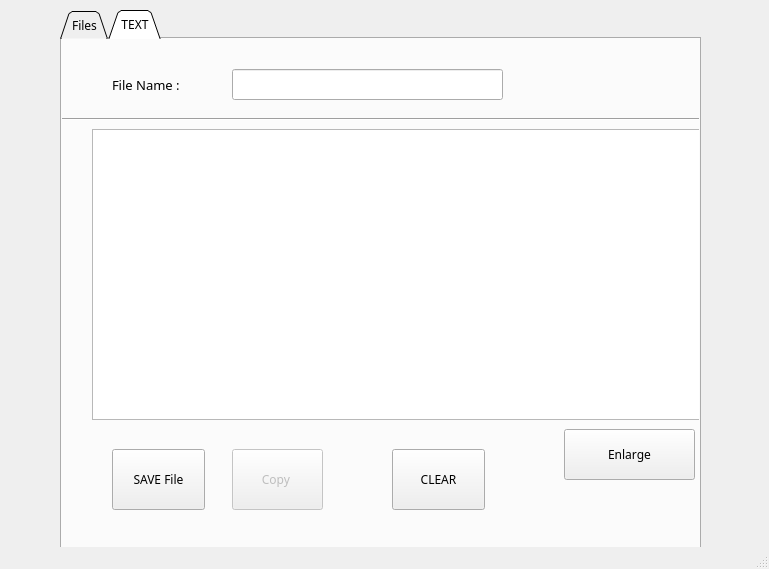
First picture: the form in assets/Scripts.ui, repository Rishabh-creator601/ScriptX, before the edit.
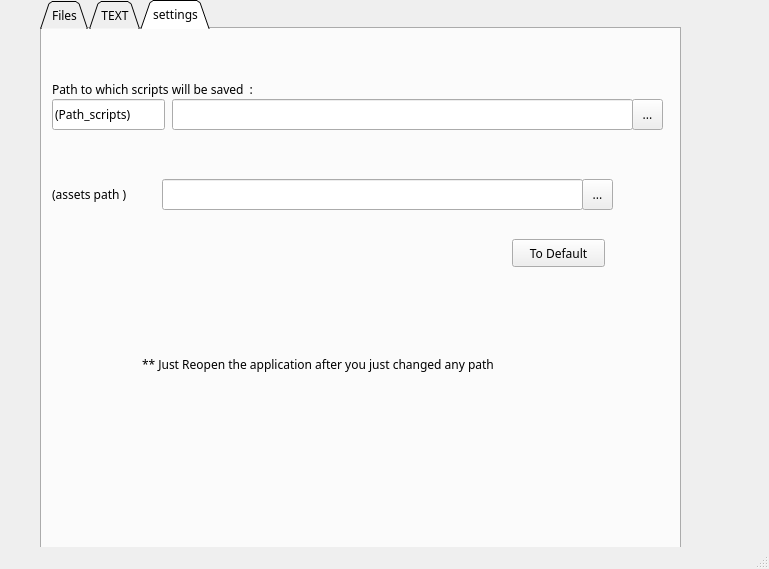
Second picture: the form after the edit.

```diff
--- a/assets/Scripts.ui
+++ b/assets/Scripts.ui
@@ -26,8 +26,8 @@
    <widget class="QTabWidget" name="tabs">
     <property name="geometry">
      <rect>
-      <x>60</x>
-      <y>10</y>
+      <x>40</x>
+      <y>0</y>
       <width>641</width>
       <height>551</height>
      </rect>
@@ -36,7 +36,7 @@
      <enum>QTabWidget::Triangular</enum>
     </property>
     <property name="currentIndex">
-     <number>1</number>
+     <number>2</number>
     </property>
     <widget class="QWidget" name="Files">
      <attribute name="title">
@@ -201,7 +201,7 @@
      <widget class="QPushButton" name="clear_btn">
       <property name="geometry">
        <rect>
-        <x>330</x>
+        <x>270</x>
         <y>410</y>
         <width>93</width>
         <height>61</height>
@@ -225,6 +225,128 @@
       </property>
      </widget>
     </widget>
+    <widget class="QWidget" name="settings">
+     <property name="enabled">
+      <bool>true</bool>
+     </property>
+     <attribute name="title">
+      <string>settings</string>
+     </attribute>
+     <widget class="QLabel" name="header1">
+      <property name="geometry">
+       <rect>
+        <x>10</x>
+        <y>40</y>
+        <width>271</width>
+        <height>41</height>
+       </rect>
+      </property>
+      <property name="text">
+       <string>Path to which scripts will be saved  :</string>
+      </property>
+     </widget>
+     <widget class="QLineEdit" name="path_s">
+      <property name="geometry">
+       <rect>
+        <x>130</x>
+        <y>70</y>
+        <width>461</width>
+        <height>31</height>
+       </rect>
+      </property>
+      <property name="text">
+       <string/>
+      </property>
+     </widget>
+     <widget class="QToolButton" name="browse_path">
+      <property name="geometry">
+       <rect>
+        <x>590</x>
+        <y>70</y>
+        <width>31</width>
+        <height>31</height>
+       </rect>
+      </property>
+      <property name="text">
+       <string>...</string>
+      </property>
+     </widget>
+     <widget class="QLabel" name="header3">
+      <property name="geometry">
+       <rect>
+        <x>10</x>
+        <y>150</y>
+        <width>111</width>
+        <height>31</height>
+       </rect>
+      </property>
+      <property name="text">
+       <string>(assets path )</string>
+      </property>
+     </widget>
+     <widget class="QLineEdit" name="header2">
+      <property name="geometry">
+       <rect>
+        <x>10</x>
+        <y>70</y>
+        <width>113</width>
+        <height>31</height>
+       </rect>
+      </property>
+      <property name="text">
+       <string>(Path_scripts)</string>
+      </property>
+     </widget>
+     <widget class="QLineEdit" name="path_a">
+      <property name="geometry">
+       <rect>
+        <x>120</x>
+        <y>150</y>
+        <width>421</width>
+        <height>31</height>
+       </rect>
+      </property>
+     </widget>
+     <widget class="QToolButton" name="browse_assets">
+      <property name="geometry">
+       <rect>
+        <x>540</x>
+        <y>150</y>
+        <width>31</width>
+        <height>31</height>
+       </rect>
+      </property>
+      <property name="text">
+       <string>...</string>
+      </property>
+     </widget>
+     <widget class="QPushButton" name="defBtn">
+      <property name="geometry">
+       <rect>
+        <x>470</x>
+        <y>210</y>
+        <width>93</width>
+        <height>28</height>
+       </rect>
+      </property>
+      <property name="text">
+       <string>To Default</string>
+      </property>
+     </widget>
+     <widget class="QLabel" name="label_2">
+      <property name="geometry">
+       <rect>
+        <x>100</x>
+        <y>310</y>
+        <width>461</width>
+        <height>51</height>
+       </rect>
+      </property>
+      <property name="text">
+       <string>** Just Reopen the application after you just changed any path </string>
+      </property>
+     </widget>
+    </widget>
    </widget>
   </widget>
   <widget class="QStatusBar" name="statusbar"/>
```
Left out of the diff: 21 changed lines with no effect on the pictures.
